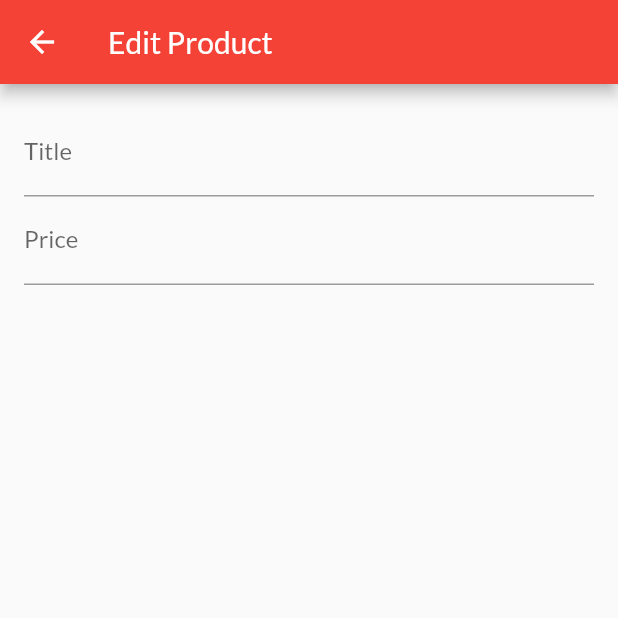
After one commit to Karthikoffl/shop_app, a Flutter app: the EditProductScreen screen opened by its route, on a phone screen of 412 x 824 dp, the top half of it. The commit adds this screen. Run offline on Flutter 3.47's test engine with Material 2 defaults, Android fonts, the phone set to English and light mode, and no system bars; network calls fail.

Commit message:
s24 - 490

```diff
--- a/lib/main.dart
+++ b/lib/main.dart
@@ -8,6 +8,7 @@ import './providers/cart.dart';
 import './providers/orders.dart';
 import './screens/orders_screen.dart';
 import './screens/user_products_screen.dart';
+import './screens/edit_product_screen.dart';
 
 void main() => runApp(MyApp());
 
@@ -39,6 +40,7 @@ class MyApp extends StatelessWidget {
             CartScreen.routeName: (ctx) => CartScreen(),
             OrdersScreen.routeName: (ctx) => OrdersScreen(),
             UserProductsScreen.routeName: (ctx) => UserProductsScreen(),
+            EditProductScreen.routeName: (ctx) => EditProductScreen(),
           }),
     );
   }
--- /dev/null
+++ b/lib/screens/edit_product_screen.dart
@@ -0,0 +1,43 @@
+import 'package:flutter/material.dart';
+
+class EditProductScreen extends StatefulWidget {
+  static const routeName = '/edit-product';
+
+  @override
+  State<EditProductScreen> createState() => _EditProductScreenState();
+}
+
+class _EditProductScreenState extends State<EditProductScreen> {
+  final _priceFocusNode = FocusNode();
+
+  @override
+  Widget build(BuildContext context) {
+    return Scaffold(
+      appBar: AppBar(
+        title: Text('Edit Product'),
+      ),
+      body: Padding(
+        padding: const EdgeInsets.all(16.0),
+        child: Form(
+          child: ListView(
+            children: <Widget>[
+              TextFormField(
+                decoration: InputDecoration(labelText: 'Title'),
+                textInputAction: TextInputAction.next,
+                onFieldSubmitted: (_) {
+                  FocusScope.of(context).requestFocus(_priceFocusNode);
+                },
+              ),
+              TextFormField(
+                decoration: InputDecoration(labelText: 'Price'),
+                textInputAction: TextInputAction.next,
+                keyboardType: TextInputType.number,
+                focusNode: _priceFocusNode,
+              ),
+            ],
+          ),
+        ),
+      ),
+    );
+  }
+}
--- a/lib/screens/user_products_screen.dart
+++ b/lib/screens/user_products_screen.dart
@@ -3,6 +3,7 @@ import 'package:provider/provider.dart';
 import '../providers/products.dart';
 import '../widgets/user_product_item.dart';
 import '../widgets/app_drawer.dart';
+import './edit_product_screen.dart';
 
 class UserProductsScreen extends StatelessWidget {
   static const routeName = '/user-products';
@@ -16,7 +17,9 @@ class UserProductsScreen extends StatelessWidget {
         actions: <Widget>[
           IconButton(
             icon: const Icon(Icons.add),
-            onPressed: () {},
+            onPressed: () {
+              Navigator.of(context).pushNamed(EditProductScreen.routeName);
+            },
           ),
         ],
       ),
```
